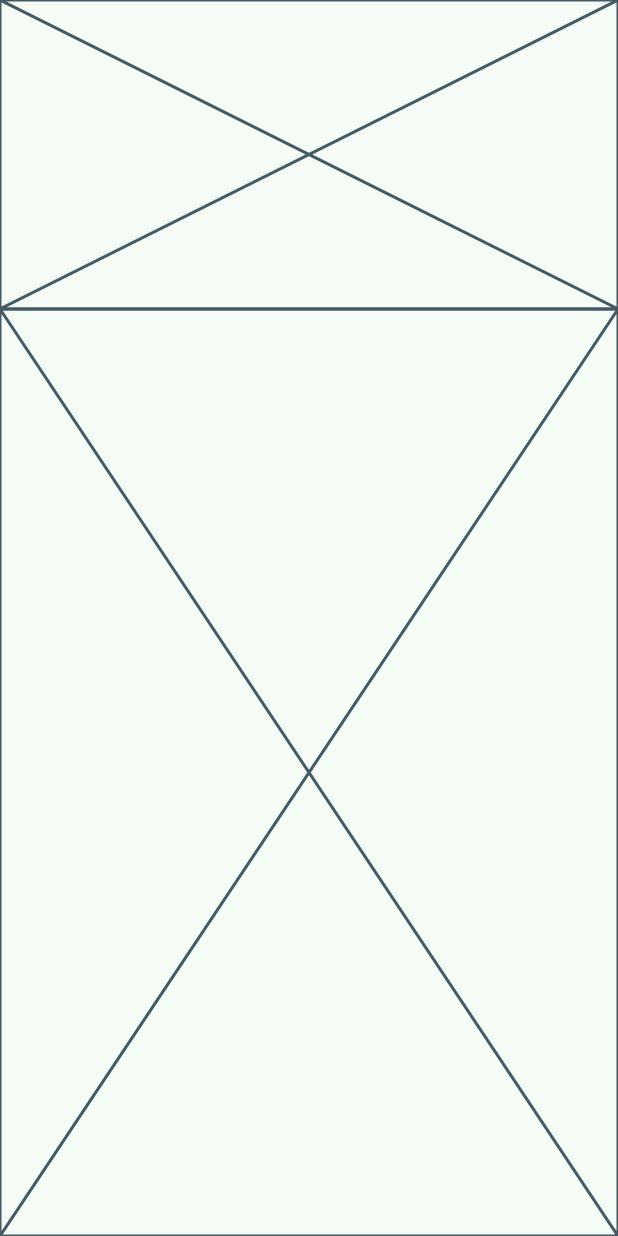
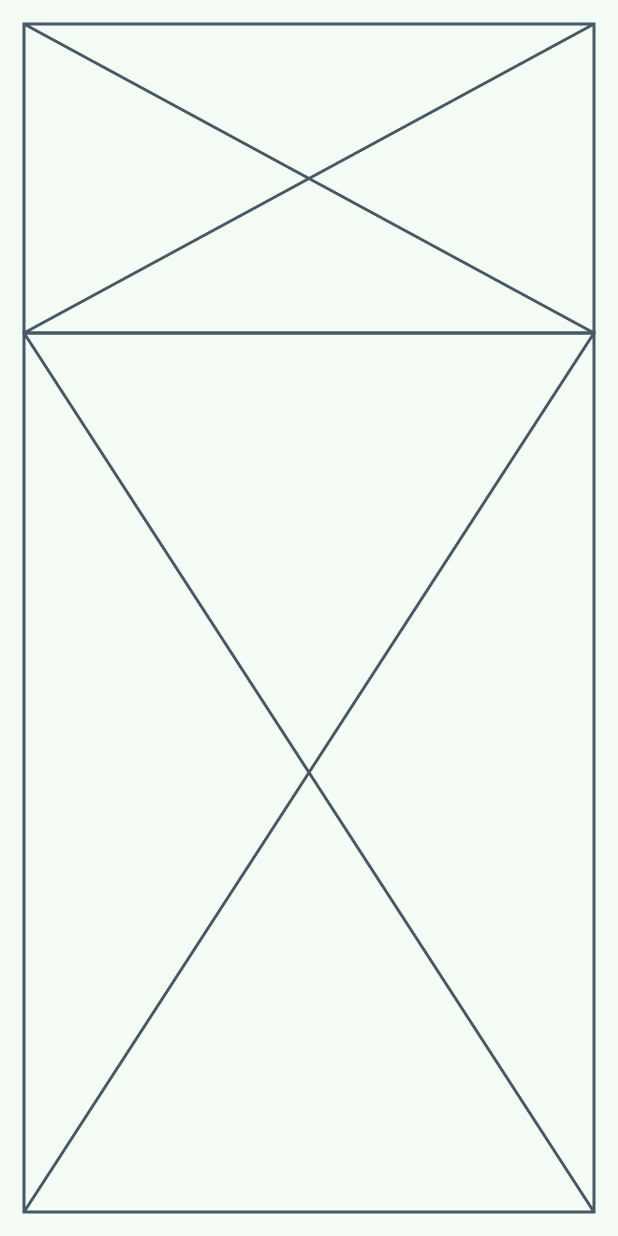
Before and after one commit to KimKyungWon0519/KimKyungWon0519.github.io, a Flutter app: the screen it shows after launch, on a phone screen of 412 x 824 dp. Run offline on Flutter 3.47's test engine with Material 3 defaults, Android fonts, the phone set to English and light mode, and no system bars; our stand-ins replace responsive_builder.

Commit message:
FEAT: Add Full Padding on HomePage

```diff
--- a/lib/src/feature/presentation/home_page/home_page.dart
+++ b/lib/src/feature/presentation/home_page/home_page.dart
@@ -9,7 +9,9 @@ class HomePage extends StatelessWidget {
     final Size size = MediaQuery.sizeOf(context);
 
     return Scaffold(
-      body: ScreenTypeLayout.builder(
+      body: Padding(
+        padding: const EdgeInsets.all(16),
+        child: ScreenTypeLayout.builder(
           desktop: (p0) => Column(
             children: [
               SizedBox(
@@ -42,6 +44,7 @@ class HomePage extends StatelessWidget {
             ],
           ),
         ),
+      ),
     );
   }
 }
```
Lines whose indentation alone changed are shown as unchanged.
